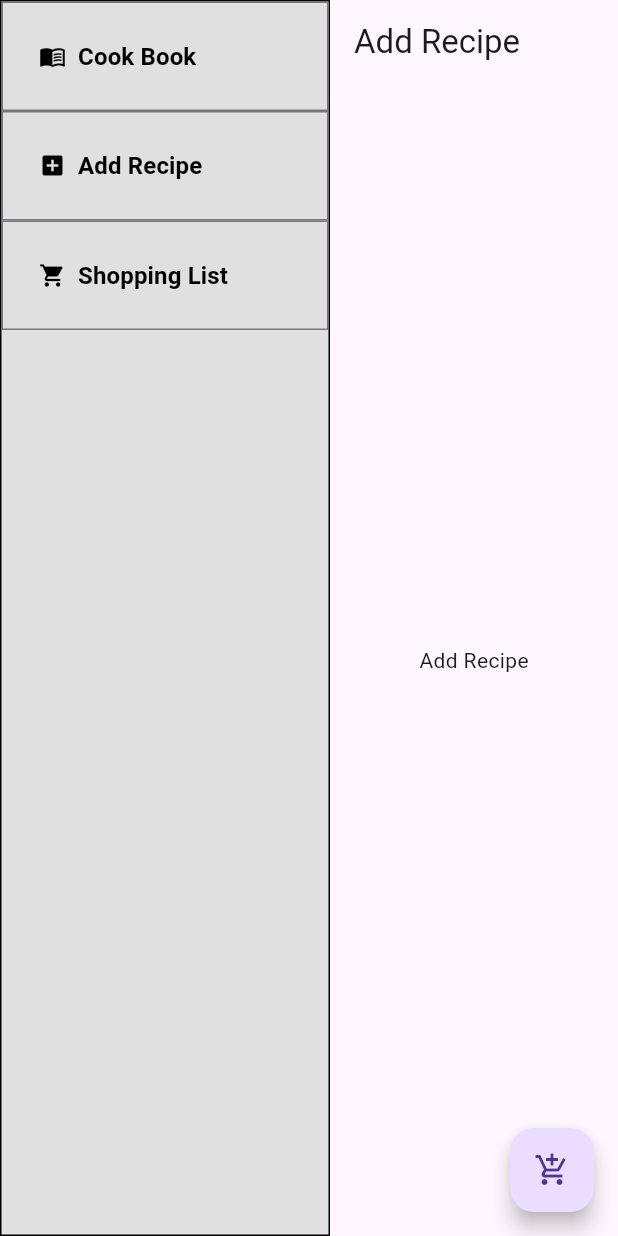
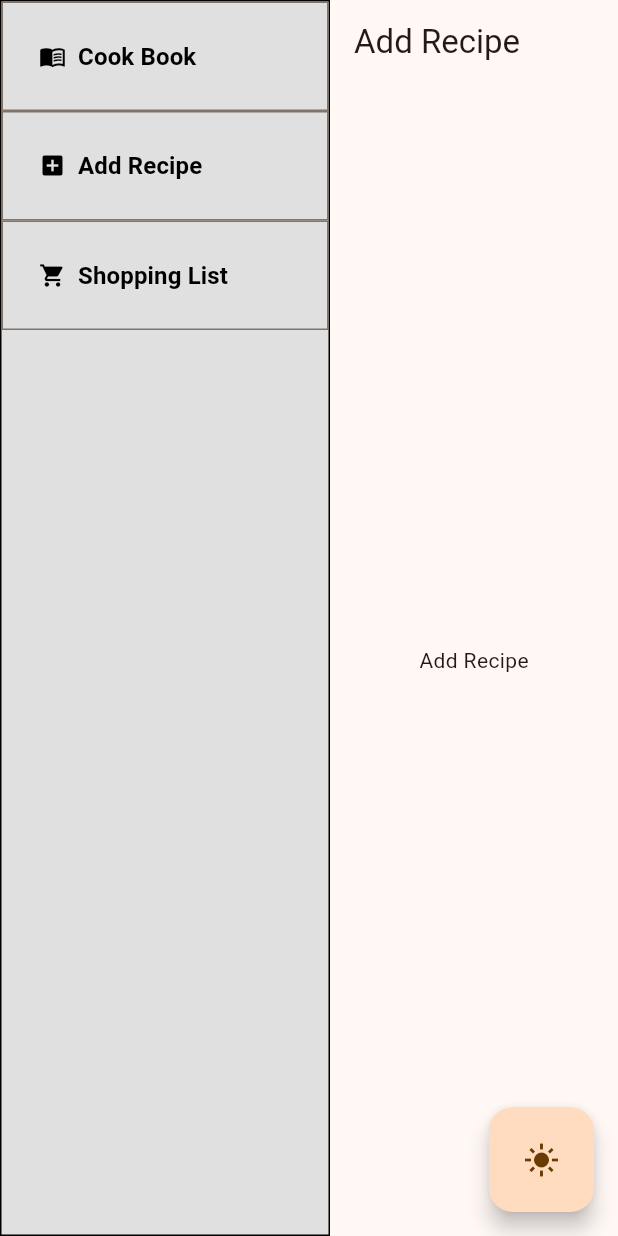
Before and after one commit to NateHerrera/UI-Project-3, a Flutter app: the screen it shows after launch, after a tap on "Add Recipe", on a phone screen of 412 x 824 dp. Run offline on Flutter 3.47's test engine with Material 3 defaults, Android fonts, the phone set to English and light mode, and no system bars.

Commit message:
Add Theme Toggle

```diff
--- a/cookbook/lib/addRecipe.dart
+++ b/cookbook/lib/addRecipe.dart
@@ -17,11 +17,6 @@ class _AddRecipePageState extends State<AddRecipePage> {
                 child:
                     Text('Add Recipe'),
                 ),
-            floatingActionButton: FloatingActionButton(
-                onPressed: () {},
-                tooltip: 'Add Recipe',
-                child: const Icon(Icons.add_shopping_cart),
-            ),
         );
     }
 }
--- a/cookbook/lib/cookbook.dart
+++ b/cookbook/lib/cookbook.dart
@@ -17,11 +17,6 @@ class _CookbookPageState extends State<CookbookPage> {
                 child:
                     Text('Cookbook is empty'),
                 ),
-            floatingActionButton: FloatingActionButton(
-                onPressed: () {},
-                tooltip: 'Add item',
-                child: const Icon(Icons.add_shopping_cart),
-            ),
         );
     }
 }
--- a/cookbook/lib/main.dart
+++ b/cookbook/lib/main.dart
@@ -3,29 +3,11 @@ import 'package:cookbook/cookbook.dart';
 import 'package:cookbook/shoppingList.dart';
 import 'package:flutter/material.dart';
 
-void main() {
-    runApp(const MainApp());
-}
+IconData dayThemeIcon = Icons.light_mode_sharp;
+IconData nightThemeIcon = Icons.dark_mode_sharp;
 
-class MainApp extends StatelessWidget {
-    const MainApp({super.key});
-
-    @override
-    Widget build(BuildContext context) {
-        return const MaterialApp(
-            debugShowCheckedModeBanner: false,
-            title: 'Cookbook',
-            home: CookbookScaffold(),
-        );
-    }
-}
-
-class CookbookScaffold extends StatefulWidget {
-    const CookbookScaffold({super.key});
-
-    @override
-    State<CookbookScaffold> createState() => _CookbookScaffold();
-}
+Color offBlack = Color.fromARGB(255, 34, 34, 59);
+Color offWhite =  Color.fromARGB(255, 242, 233, 228);
 
 class PageWidget {
     final int index;
@@ -36,7 +18,67 @@ class PageWidget {
     PageWidget({required this.index, required this.page, required this.navText, required this.navIcon});
 }
 
-class _CookbookScaffold extends State<CookbookScaffold> {
+class Recipe {
+    final String name;
+    final List<String> instructions;
+    final List<String> ingredients;
+
+    Recipe({required this.name, required this.instructions, required this.ingredients});
+}
+
+void main() {
+    runApp(const MainApp());
+}
+
+class MainApp extends StatefulWidget {
+    const MainApp({super.key});
+
+    @override
+    State<MainApp> createState() => _MainAppState();
+}
+
+class _MainAppState extends State<MainApp> {
+    // Theme toggling is handled at the MainApp level
+    // Theme toggle button rebuilds main app state.
+    ThemeMode _themeMode = ThemeMode.light;
+    IconData _themeIcon = dayThemeIcon;
+
+    void toggleTheme() {
+        setState(() {
+            if (_themeMode == ThemeMode.light) {
+                _themeMode = ThemeMode.dark;
+                _themeIcon = nightThemeIcon;
+            } else {
+                _themeMode = ThemeMode.light;
+                _themeIcon = dayThemeIcon;
+            }
+        });
+    }
+
+    @override
+    Widget build(BuildContext context) {
+        return MaterialApp(
+            debugShowCheckedModeBanner: false,
+            title: 'Cookbook',
+            theme: ThemeData(colorSchemeSeed: offWhite),
+            darkTheme: ThemeData(brightness: Brightness.dark, colorSchemeSeed: offBlack),
+            themeMode: _themeMode,
+            home: CookbookScaffold(toggleTheme: toggleTheme, themeIcon: _themeIcon),
+        );
+    }
+}
+
+class CookbookScaffold extends StatefulWidget {
+    final VoidCallback toggleTheme;
+    final IconData themeIcon;
+
+    const CookbookScaffold({super.key, required this.toggleTheme, required this.themeIcon});
+
+    @override
+    State<CookbookScaffold> createState() => _CookbookScaffoldState();
+}
+
+class _CookbookScaffoldState extends State<CookbookScaffold> {
     int _index = 0;
 
     List<PageWidget> pages = [
@@ -62,6 +104,15 @@ class _CookbookScaffold extends State<CookbookScaffold> {
                     mainBody(),
                 ],
             ),
+            floatingActionButton: SizedBox(
+                width: 70,
+                height: 70,
+                child: FloatingActionButton(
+                    onPressed: widget.toggleTheme,
+                    tooltip: "Toggle Theme Mode",
+                    child: Icon(widget.themeIcon),
+                ),
+            ),
         );
     }
 
@@ -85,7 +136,7 @@ class _CookbookScaffold extends State<CookbookScaffold> {
               navigationButton(pages[1]),
               navigationButton(pages[2]),
             ]
-          )
+          ),
         );
   }
 
--- a/cookbook/lib/shoppingList.dart
+++ b/cookbook/lib/shoppingList.dart
@@ -18,11 +18,6 @@ class _ShoppingListPageState extends State<ShoppingListPage> {
                 child:
                     Text('Your cart is empty'),
                 ),
-            floatingActionButton: FloatingActionButton(
-                onPressed: () {},
-                tooltip: 'Add item',
-                child: const Icon(Icons.add_shopping_cart),
-            ),
         );
     }
 }
```
